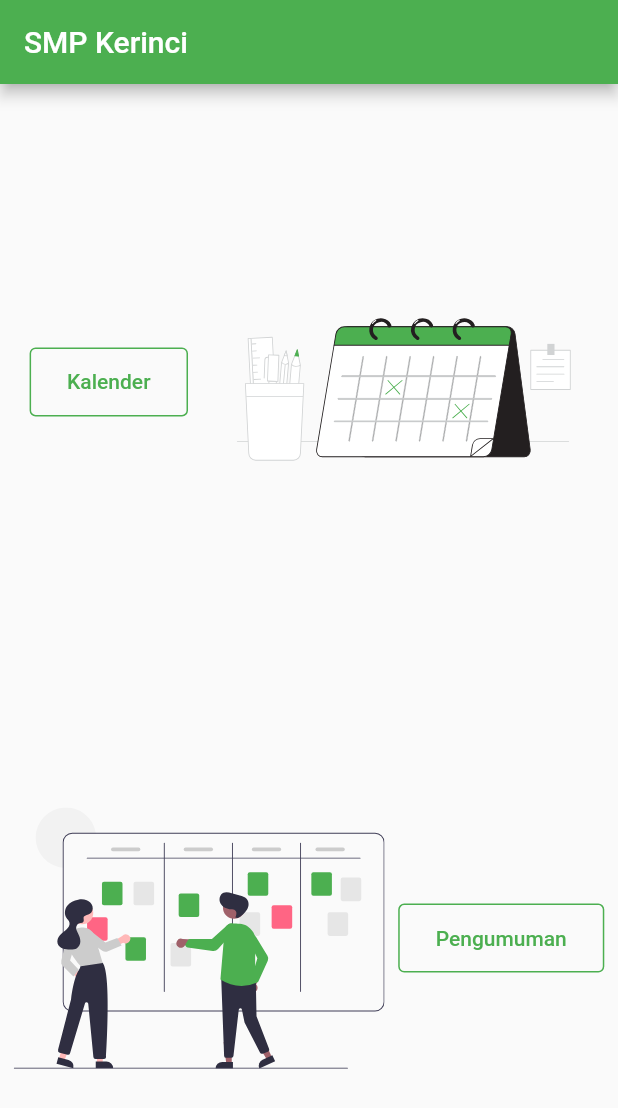
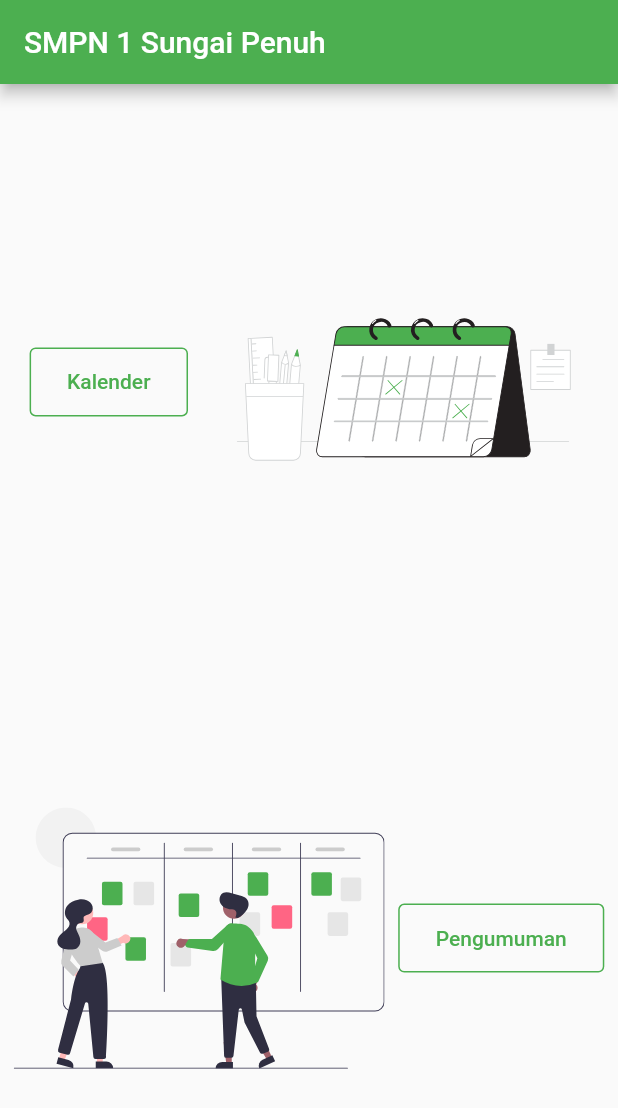
Before and after one commit to alfrirafles/smp_kerinci, a Flutter app: the screen it shows after launch, on a phone screen of 412 x 824 dp. Shown: the top 1108 px of the screen. Run offline on Flutter 3.47's test engine with Material 2 defaults, Android fonts, the phone set to English and light mode, and no system bars; our stand-ins replace flutter_svg, table_calendar, url_strategy.

Commit message:
Updated the proper name of the school

```diff
--- a/lib/pages/landing_page.dart
+++ b/lib/pages/landing_page.dart
@@ -8,7 +8,7 @@ class LandingPage extends StatelessWidget {
   @override
   Widget build(BuildContext context) {
     return BasePage(
-      topNavTitle: 'SMP Kerinci',
+      topNavTitle: 'SMPN 1 Sungai Penuh',
       body: Container(
         child: Column(
           mainAxisAlignment: MainAxisAlignment.center,
```
